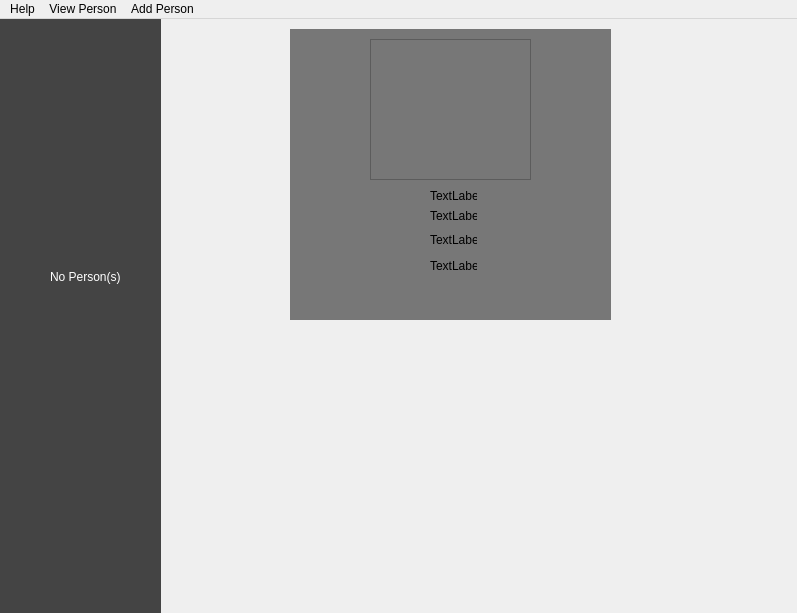
Old version of the form Remote/mainwindow.ui in the repository RonaldColyar/POI-RemoteDesktop.
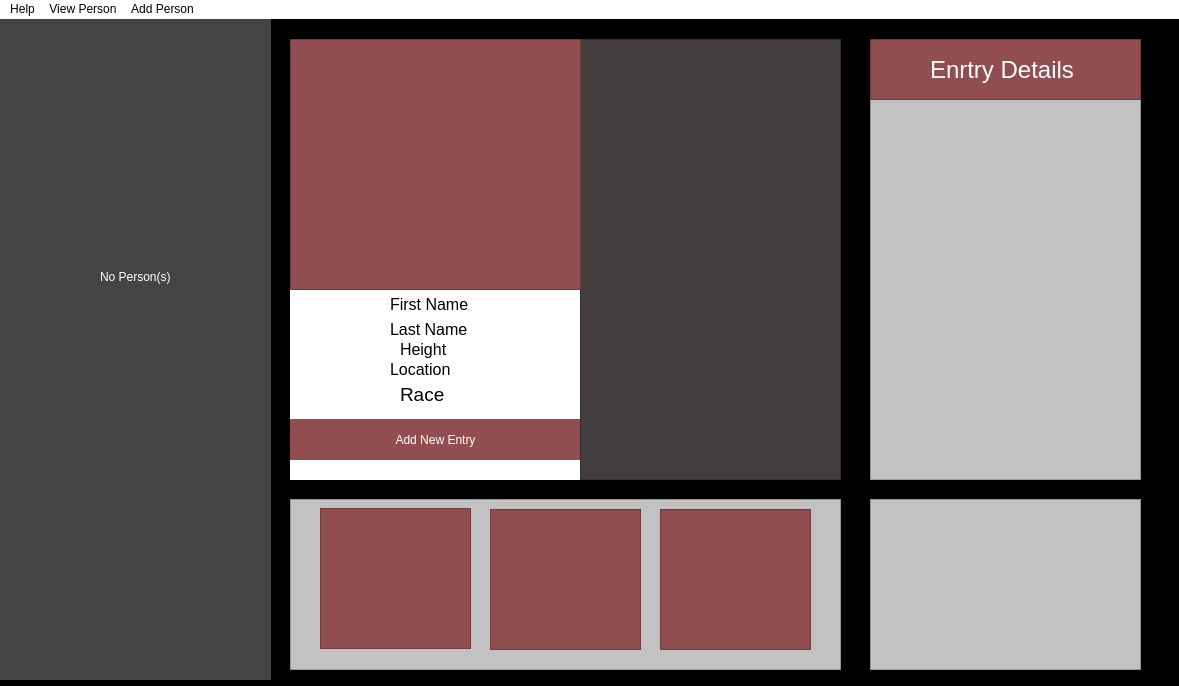
New version of the form.

Commit message: Gui Implementation of basic components(lack of unique naming)

```diff
--- a/Remote/mainwindow.ui
+++ b/Remote/mainwindow.ui
@@ -6,21 +6,24 @@
    <rect>
     <x>0</x>
     <y>0</y>
-    <width>797</width>
-    <height>613</height>
+    <width>1179</width>
+    <height>686</height>
    </rect>
   </property>
   <property name="windowTitle">
    <string>MainWindow</string>
   </property>
+  <property name="styleSheet">
+   <string notr="true">Background-color:#000000;</string>
+  </property>
   <widget class="QWidget" name="centralwidget">
    <widget class="QListView" name="listView">
     <property name="geometry">
      <rect>
       <x>0</x>
       <y>0</y>
-      <width>161</width>
-      <height>601</height>
+      <width>271</width>
+      <height>661</height>
      </rect>
     </property>
     <property name="font">
@@ -41,14 +44,16 @@
    <widget class="QLabel" name="label">
     <property name="geometry">
      <rect>
-      <x>50</x>
+      <x>100</x>
       <y>250</y>
       <width>71</width>
       <height>16</height>
      </rect>
     </property>
     <property name="styleSheet">
-     <string notr="true">color:#ffffff</string>
+     <string notr="true">color:#ffffff  ;
+background-color:none;
+</string>
     </property>
     <property name="text">
      <string>No Person(s)</string>
@@ -58,76 +63,309 @@
     <property name="geometry">
      <rect>
       <x>290</x>
-      <y>10</y>
-      <width>321</width>
-      <height>291</height>
+      <y>270</y>
+      <width>291</width>
+      <height>191</height>
      </rect>
     </property>
     <property name="styleSheet">
-     <string notr="true">background-color:#777777</string>
+     <string notr="true">background-color:#ffffff</string>
     </property>
-    <widget class="QGraphicsView" name="graphicsView">
-     <property name="geometry">
-      <rect>
-       <x>80</x>
-       <y>10</y>
-       <width>161</width>
-       <height>141</height>
-      </rect>
-     </property>
-    </widget>
     <widget class="QLabel" name="label_2">
      <property name="geometry">
       <rect>
-       <x>140</x>
-       <y>160</y>
-       <width>47</width>
-       <height>13</height>
+       <x>100</x>
+       <y>0</y>
+       <width>81</width>
+       <height>31</height>
       </rect>
      </property>
+     <property name="font">
+      <font>
+       <pointsize>12</pointsize>
+      </font>
+     </property>
      <property name="text">
-      <string>TextLabel</string>
+      <string>First Name</string>
      </property>
     </widget>
     <widget class="QLabel" name="label_3">
      <property name="geometry">
       <rect>
-       <x>140</x>
-       <y>200</y>
+       <x>110</x>
+       <y>50</y>
        <width>47</width>
        <height>21</height>
       </rect>
      </property>
+     <property name="font">
+      <font>
+       <pointsize>12</pointsize>
+      </font>
+     </property>
      <property name="text">
-      <string>TextLabel</string>
+      <string>Height</string>
      </property>
     </widget>
     <widget class="QLabel" name="label_4">
      <property name="geometry">
       <rect>
-       <x>140</x>
-       <y>180</y>
-       <width>47</width>
-       <height>13</height>
+       <x>100</x>
+       <y>30</y>
+       <width>81</width>
+       <height>21</height>
       </rect>
      </property>
+     <property name="font">
+      <font>
+       <pointsize>12</pointsize>
+      </font>
+     </property>
      <property name="text">
-      <string>TextLabel</string>
+      <string>Last Name</string>
      </property>
     </widget>
     <widget class="QLabel" name="label_5">
      <property name="geometry">
       <rect>
-       <x>140</x>
-       <y>230</y>
-       <width>47</width>
-       <height>13</height>
+       <x>100</x>
+       <y>70</y>
+       <width>61</width>
+       <height>21</height>
       </rect>
      </property>
+     <property name="font">
+      <font>
+       <pointsize>12</pointsize>
+      </font>
+     </property>
      <property name="text">
-      <string>TextLabel</string>
+      <string>Location</string>
      </property>
     </widget>
+    <widget class="QPushButton" name="pushButton">
+     <property name="geometry">
+      <rect>
+       <x>0</x>
+       <y>130</y>
+       <width>291</width>
+       <height>41</height>
+      </rect>
+     </property>
+     <property name="autoFillBackground">
+      <bool>false</bool>
+     </property>
+     <property name="styleSheet">
+      <string notr="true">background-color:rgb(144, 78, 80);color:#ffffff;border:none;</string>
+     </property>
+     <property name="text">
+      <string>Add New Entry</string>
+     </property>
+    </widget>
+    <widget class="QLabel" name="label_6">
+     <property name="geometry">
+      <rect>
+       <x>110</x>
+       <y>90</y>
+       <width>81</width>
+       <height>31</height>
+      </rect>
+     </property>
+     <property name="font">
+      <font>
+       <pointsize>14</pointsize>
+      </font>
+     </property>
+     <property name="text">
+      <string>Race</string>
+     </property>
+    </widget>
+   </widget>
+   <widget class="QFrame" name="frame">
+    <property name="geometry">
+     <rect>
+      <x>580</x>
+      <y>20</y>
+      <width>261</width>
+      <height>441</height>
+     </rect>
+    </property>
+    <property name="styleSheet">
+     <string notr="true">background-color:#443e3e</string>
+    </property>
+    <property name="frameShape">
+     <enum>QFrame::StyledPanel</enum>
+    </property>
+    <property name="frameShadow">
+     <enum>QFrame::Raised</enum>
+    </property>
+   </widget>
+   <widget class="QFrame" name="frame_2">
+    <property name="geometry">
+     <rect>
+      <x>870</x>
+      <y>20</y>
+      <width>271</width>
+      <height>441</height>
+     </rect>
+    </property>
+    <property name="styleSheet">
+     <string notr="true">background-color:#c2c2c2;</string>
+    </property>
+    <property name="frameShape">
+     <enum>QFrame::StyledPanel</enum>
+    </property>
+    <property name="frameShadow">
+     <enum>QFrame::Raised</enum>
+    </property>
+    <widget class="QFrame" name="frame_3">
+     <property name="geometry">
+      <rect>
+       <x>0</x>
+       <y>0</y>
+       <width>271</width>
+       <height>61</height>
+      </rect>
+     </property>
+     <property name="styleSheet">
+      <string notr="true">background-color:rgb(144, 78, 80)</string>
+     </property>
+     <property name="frameShape">
+      <enum>QFrame::StyledPanel</enum>
+     </property>
+     <property name="frameShadow">
+      <enum>QFrame::Raised</enum>
+     </property>
+     <widget class="QLabel" name="label_7">
+      <property name="geometry">
+       <rect>
+        <x>60</x>
+        <y>10</y>
+        <width>151</width>
+        <height>41</height>
+       </rect>
+      </property>
+      <property name="font">
+       <font>
+        <pointsize>18</pointsize>
+       </font>
+      </property>
+      <property name="styleSheet">
+       <string notr="true">color:#ffffff</string>
+      </property>
+      <property name="text">
+       <string>Enrtry Details</string>
+      </property>
+     </widget>
+    </widget>
+   </widget>
+   <widget class="QGraphicsView" name="graphicsView">
+    <property name="geometry">
+     <rect>
+      <x>290</x>
+      <y>20</y>
+      <width>291</width>
+      <height>251</height>
+     </rect>
+    </property>
+    <property name="styleSheet">
+     <string notr="true">background-color:rgb(144, 78, 80)</string>
+    </property>
+   </widget>
+   <widget class="QFrame" name="frame_4">
+    <property name="geometry">
+     <rect>
+      <x>290</x>
+      <y>480</y>
+      <width>551</width>
+      <height>171</height>
+     </rect>
+    </property>
+    <property name="styleSheet">
+     <string notr="true">background-color:#c2c2c2;</string>
+    </property>
+    <property name="frameShape">
+     <enum>QFrame::StyledPanel</enum>
+    </property>
+    <property name="frameShadow">
+     <enum>QFrame::Raised</enum>
+    </property>
+    <widget class="QFrame" name="frame_6">
+     <property name="geometry">
+      <rect>
+       <x>30</x>
+       <y>9</y>
+       <width>151</width>
+       <height>141</height>
+      </rect>
+     </property>
+     <property name="styleSheet">
+      <string notr="true">background-color:rgb(144, 78, 80)</string>
+     </property>
+     <property name="frameShape">
+      <enum>QFrame::StyledPanel</enum>
+     </property>
+     <property name="frameShadow">
+      <enum>QFrame::Raised</enum>
+     </property>
+    </widget>
+    <widget class="QFrame" name="frame_7">
+     <property name="geometry">
+      <rect>
+       <x>200</x>
+       <y>10</y>
+       <width>151</width>
+       <height>141</height>
+      </rect>
+     </property>
+     <property name="styleSheet">
+      <string notr="true">background-color:rgb(144, 78, 80)</string>
+     </property>
+     <property name="frameShape">
+      <enum>QFrame::StyledPanel</enum>
+     </property>
+     <property name="frameShadow">
+      <enum>QFrame::Raised</enum>
+     </property>
+    </widget>
+    <widget class="QFrame" name="frame_8">
+     <property name="geometry">
+      <rect>
+       <x>370</x>
+       <y>10</y>
+       <width>151</width>
+       <height>141</height>
+      </rect>
+     </property>
+     <property name="styleSheet">
+      <string notr="true">background-color:rgb(144, 78, 80)</string>
+     </property>
+     <property name="frameShape">
+      <enum>QFrame::StyledPanel</enum>
+     </property>
+     <property name="frameShadow">
+      <enum>QFrame::Raised</enum>
+     </property>
+    </widget>
+   </widget>
+   <widget class="QFrame" name="frame_5">
+    <property name="geometry">
+     <rect>
+      <x>870</x>
+      <y>480</y>
+      <width>271</width>
+      <height>171</height>
+     </rect>
+    </property>
+    <property name="styleSheet">
+     <string notr="true">background-color:#c2c2c2;</string>
+    </property>
+    <property name="frameShape">
+     <enum>QFrame::StyledPanel</enum>
+    </property>
+    <property name="frameShadow">
+     <enum>QFrame::Raised</enum>
+    </property>
    </widget>
   </widget>
   <widget class="QMenuBar" name="menubar">
@@ -135,10 +373,13 @@
     <rect>
      <x>0</x>
      <y>0</y>
-     <width>797</width>
+     <width>1179</width>
      <height>21</height>
     </rect>
    </property>
+   <property name="styleSheet">
+    <string notr="true">color:#000000;background-color:#ffffff</string>
+   </property>
    <widget class="QMenu" name="menuHelp">
     <property name="title">
      <string>Help</string>
```
Left out of the diff: 3 changed lines with no effect on the pictures.
